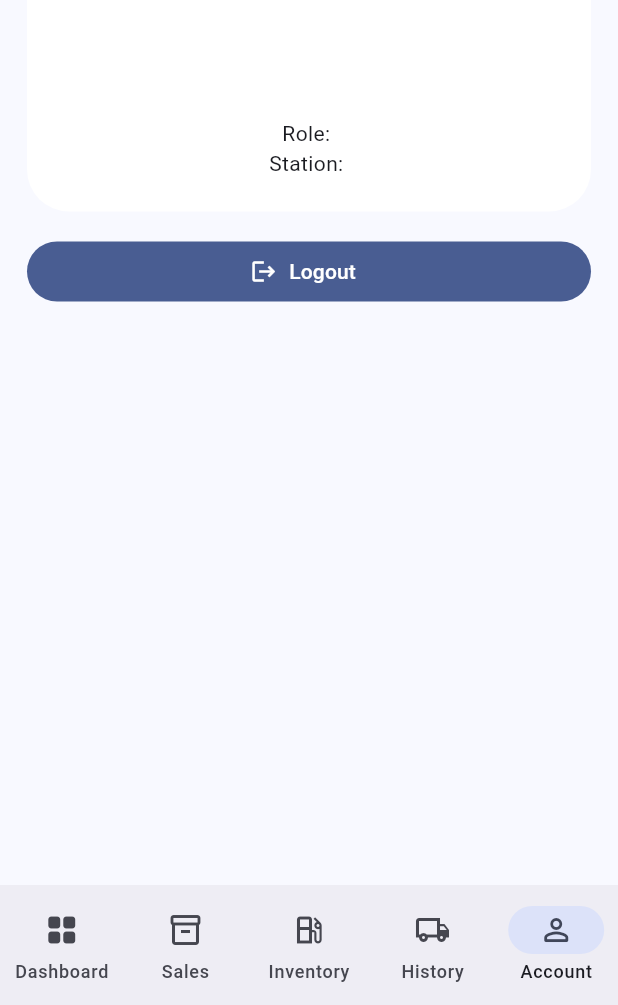
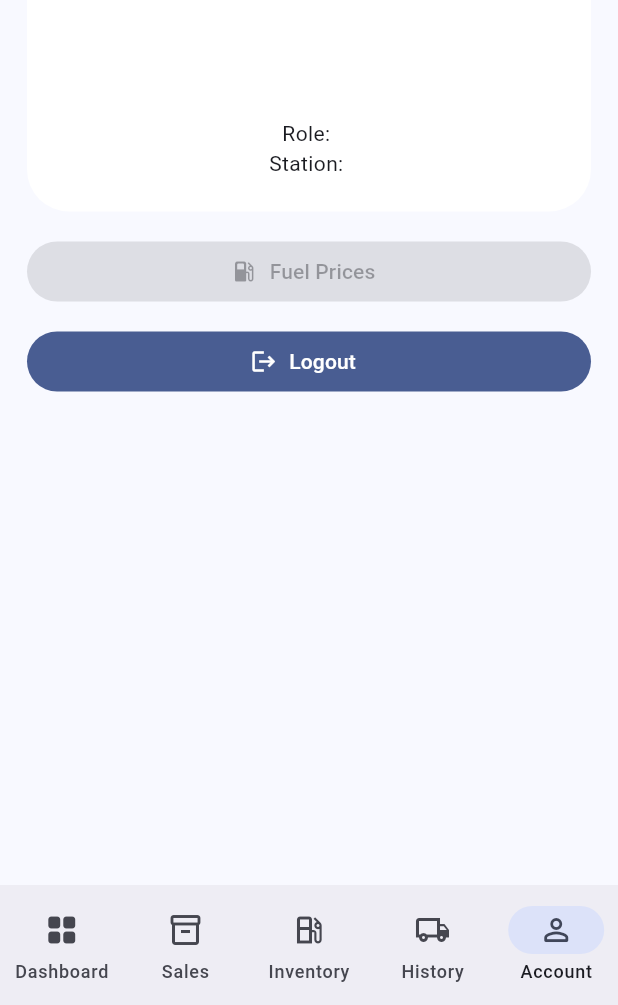
Before and after one commit to sabarish12-s/arikx-fuel-station-demo-app, a Flutter app: the SalesShell screen opened directly with empty values, item 5 of the bottom bar chosen, on a phone screen of 412 x 824 dp, the part 231-1236 px from its top. Run offline on Flutter 3.47's test engine with Material 3 defaults, Android fonts, the phone set to English and light mode, and no system bars; our stand-ins replace firebase_core, firebase_messaging, fl_chart, font_awesome_flutter, google_sign_in, share_plus and 1 more; accounts and stored records are empty; network calls fail.

Commit message:
Add sales shortcuts for cash collection and fuel prices

```diff
--- a/lib/screens/account_screen.dart
+++ b/lib/screens/account_screen.dart
@@ -3,6 +3,7 @@ import 'package:flutter/material.dart';
 import '../models/auth_models.dart';
 import '../services/auth_service.dart';
 import '../widgets/app_logo.dart';
+import 'fuel_price_settings_screen.dart';
 import 'login_screen.dart';
 
 class AccountScreen extends StatelessWidget {
@@ -33,6 +34,10 @@ class AccountScreen extends StatelessWidget {
 
   @override
   Widget build(BuildContext context) {
+    final canEditFuelPrices =
+        user.role == 'sales' ||
+        user.role == 'admin' ||
+        user.role == 'superadmin';
     return ListView(
       padding: const EdgeInsets.all(18),
       children: [
@@ -63,6 +68,22 @@ class AccountScreen extends StatelessWidget {
         ),
         const SizedBox(height: 16),
         FilledButton.icon(
+          onPressed:
+              canEditFuelPrices
+                  ? () {
+                    Navigator.of(context).push<void>(
+                      MaterialPageRoute<void>(
+                        builder:
+                            (_) => const FuelPriceSettingsScreen(canEdit: true),
+                      ),
+                    );
+                  }
+                  : null,
+          icon: const Icon(Icons.local_gas_station_rounded),
+          label: const Text('Fuel Prices'),
+        ),
+        const SizedBox(height: 12),
+        FilledButton.icon(
           onPressed: () async {
             final shouldLogout = await _confirmLogout(context);
             if (!shouldLogout) {
```
Also changed, not shown: lib/screens/closing_stock_entry_screen.dart (+16 -1 lines), lib/screens/entry_workflow_screen.dart (+16 -4 lines).
